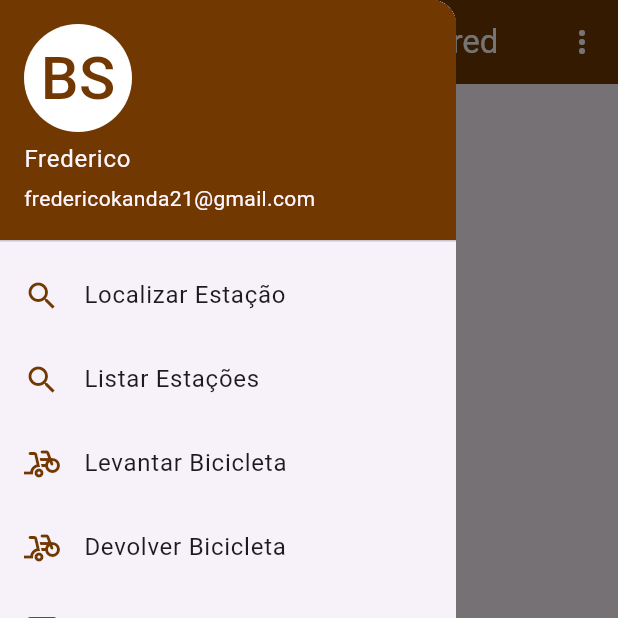
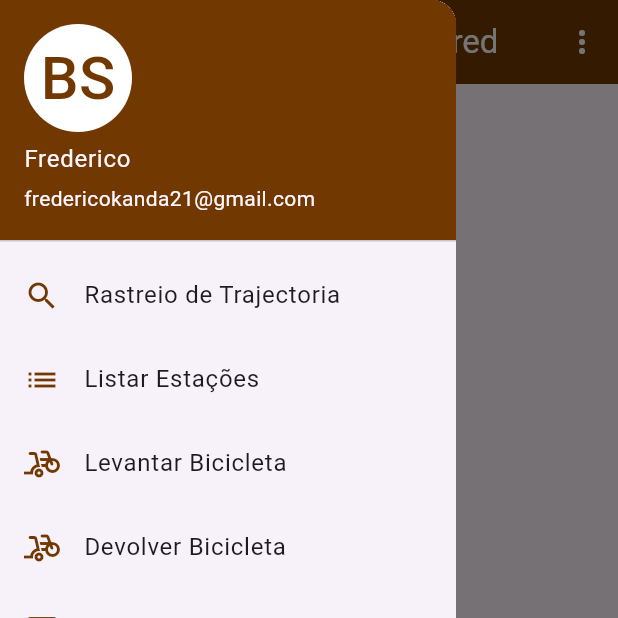
Before and after one commit to fredericokandaferando/bikeshared, a Flutter app: the MenuPrincipal screen opened directly, with the side drawer open, on a phone screen of 412 x 824 dp, the top half of it. Run offline on Flutter 3.47's test engine with Material 3 defaults, Android fonts, the phone set to English and light mode, and no system bars; our stand-ins replace chat_bubbles, google_maps_flutter, location.

Commit message:
rastreio de traectoria
tela principal

```diff
--- a/lib/home_widgets/home_pricipalpage.dart
+++ b/lib/home_widgets/home_pricipalpage.dart
@@ -34,7 +34,7 @@ class MenuPrincipal extends StatelessWidget {
               ListTile(
                 leading: const Icon(Icons.search,
                     color: Color.fromARGB(255, 114, 56, 2)),
-                title: const Text("Localizar Estação"),
+                title: const Text("Rastreio de Trajectoria"),
                 onTap: () {
                   // ignore: prefer_const_constructors
                   Navigator.of(context).push(
@@ -44,7 +44,7 @@ class MenuPrincipal extends StatelessWidget {
                 },
               ),
               ListTile(
-                leading: const Icon(Icons.search,
+                leading: const Icon(Icons.list,
                     color: Color.fromARGB(255, 114, 56, 2)),
                 title: const Text("Listar Estações"),
                 onTap: () {
```
